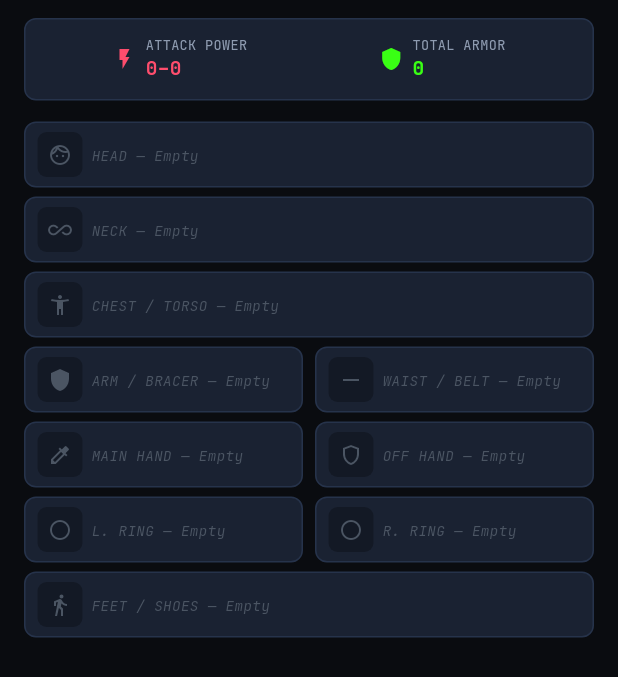
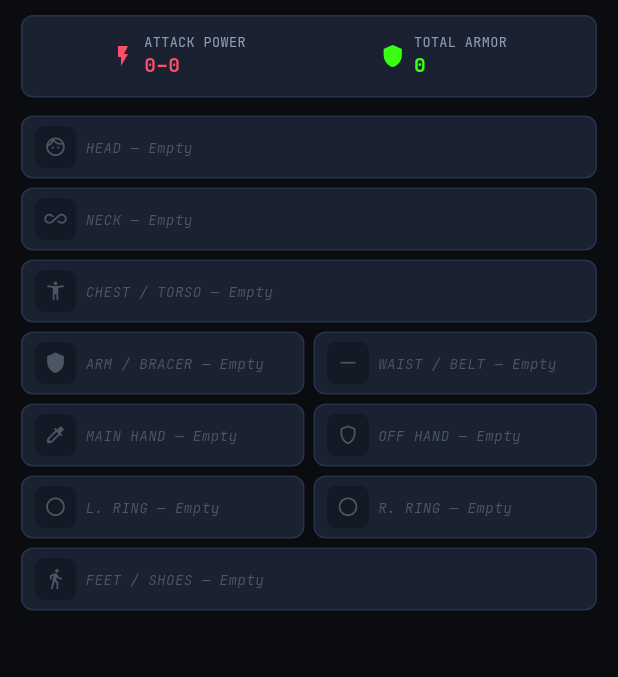
Before and after one commit to tildemark/Vagabond-Hero, a Flutter app: the _EquippedTab widget shown alone on an empty page, opened directly with empty values, on a phone screen of 412 x 824 dp. Shown: the top 677 px of the screen. Run offline on Flutter 3.47's test engine with Material 3 defaults, Android fonts, the phone set to English and light mode, and no system bars; our stand-ins replace drift, flutter_riverpod, google_fonts; accounts and stored records are empty; generated files the repository leaves out were written again.

Commit message:
fix(mobile): resolve margins and padding overflow in equipped paperdoll UI

```diff
--- a/mobile/lib/features/inventory/presentation/inventory_screen.dart
+++ b/mobile/lib/features/inventory/presentation/inventory_screen.dart
@@ -189,13 +189,13 @@ class _EquippedTab extends ConsumerWidget {
     final svc = ref.read(equipmentServiceProvider);
 
     return SingleChildScrollView(
-      padding: const EdgeInsets.symmetric(horizontal: 16, vertical: 12),
+      padding: const EdgeInsets.fromLTRB(14, 10, 14, 24),
       child: Column(
         crossAxisAlignment: CrossAxisAlignment.stretch,
         children: [
           // Total stats summary
           _StatsSummary(equipped: equipped),
-          const SizedBox(height: 14),
+          const SizedBox(height: 12),
 
           // ── Paper doll slots ──────────────────────────────
           // Head
@@ -244,7 +244,7 @@ class _EquippedTab extends ConsumerWidget {
                       : null,
                 ),
               ),
-              const SizedBox(width: 8),
+              const SizedBox(width: 6),
               Expanded(
                 child: _SlotCard(
                   slot: 'Waist',
@@ -272,7 +272,7 @@ class _EquippedTab extends ConsumerWidget {
                       : null,
                 ),
               ),
-              const SizedBox(width: 8),
+              const SizedBox(width: 6),
               Expanded(
                 child: _SlotCard(
                   slot: 'OffHand',
@@ -300,7 +300,7 @@ class _EquippedTab extends ConsumerWidget {
                       : null,
                 ),
               ),
-              const SizedBox(width: 8),
+              const SizedBox(width: 6),
               Expanded(
                 child: _SlotCard(
                   slot: 'RingR',
@@ -324,7 +324,6 @@ class _EquippedTab extends ConsumerWidget {
                 ? () => svc.unequip(equipped['Feet']!)
                 : null,
           ),
-          const SizedBox(height: 12),
         ],
       ),
     );
@@ -410,15 +409,15 @@ class _SlotCard extends StatelessWidget {
           children: [
             // Slot icon
             Container(
-              width: 30,
-              height: 30,
+              width: 28,
+              height: 28,
               decoration: BoxDecoration(
                 color: hasItem ? rc.withValues(alpha: 0.15) : Colors.black26,
                 borderRadius: BorderRadius.circular(6),
               ),
               child: Icon(
                 _slotIcon[slot] ?? Icons.help_outline,
-                size: 16,
+                size: 15,
                 color: hasItem ? rc : GameColors.textDim,
               ),
             ),
@@ -439,7 +438,7 @@ class _SlotCard extends StatelessWidget {
                             color: rc,
                           ),
                         ),
-                        const SizedBox(height: 2),
+                        const SizedBox(height: 1),
                         Row(
                           children: [
                             Flexible(
@@ -495,7 +494,7 @@ class _SlotCard extends StatelessWidget {
               GestureDetector(
                 onTap: onUnequip,
                 child: const Padding(
-                  padding: EdgeInsets.all(4.0),
+                  padding: EdgeInsets.all(3.0),
                   child: Icon(Icons.remove_circle_outline,
                       size: 16, color: GameColors.textDim),
                 ),
```
